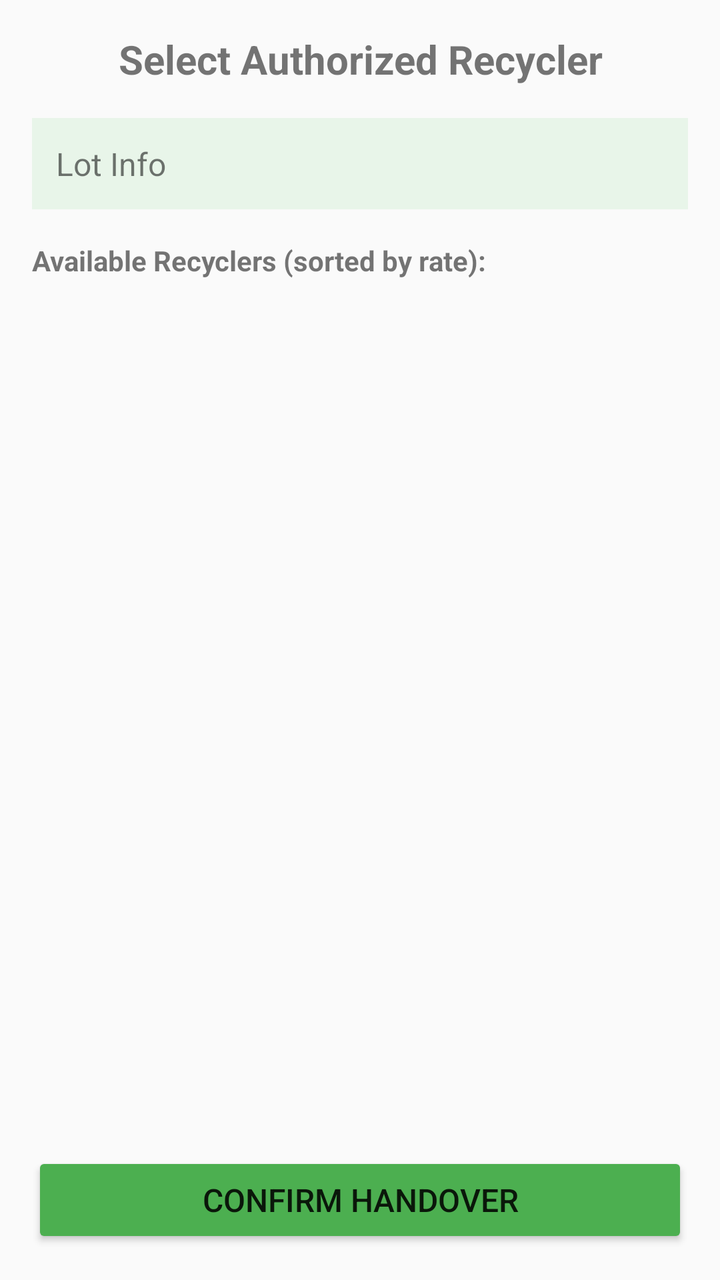
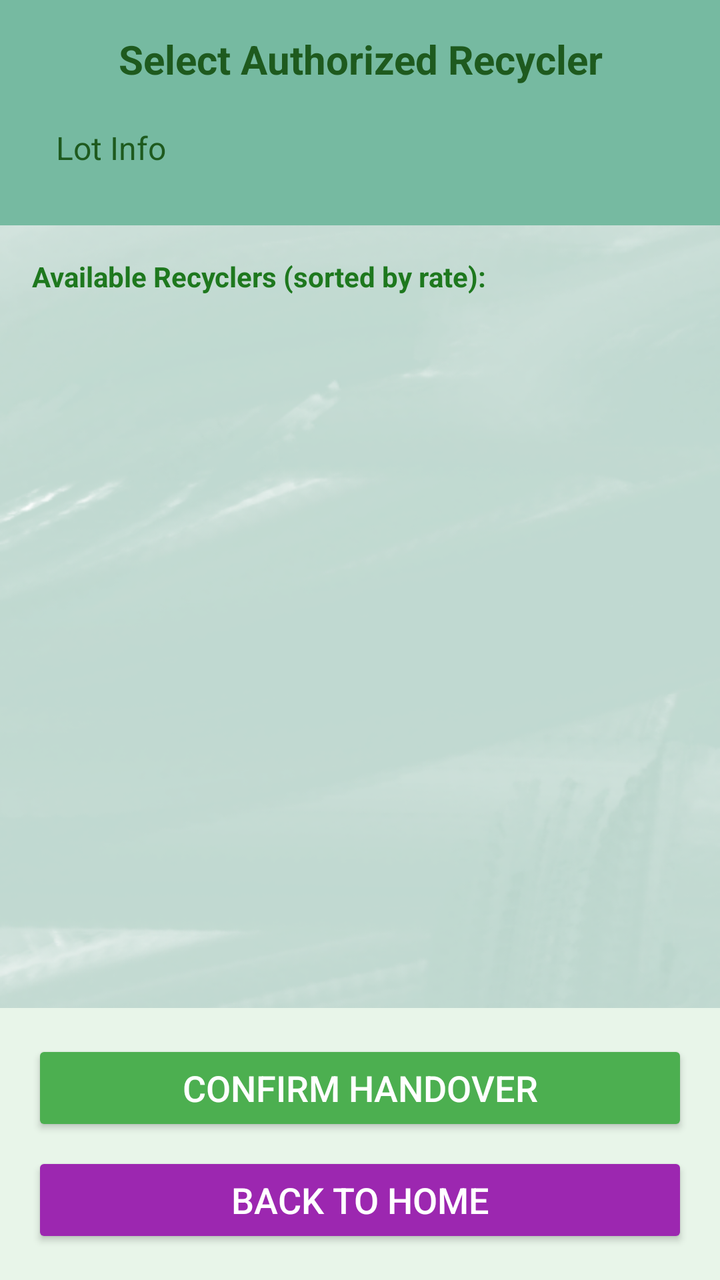

An Android layout rendered at two revisions. The XML below is the earlier revision; the diff shows what the commit changed to produce the second picture.
<!-- AndroidManifest.xml: application theme Theme.AppCompat.Light.DarkActionBar -->
<!-- res/layout/activity_recycler_selection.xml -->
<?xml version="1.0" encoding="utf-8"?>
<LinearLayout xmlns:android="http://schemas.android.com/apk/res/android"
    android:layout_width="match_parent"
    android:layout_height="match_parent"
    android:orientation="vertical"
    android:padding="16dp">

    <TextView
        android:layout_width="match_parent"
        android:layout_height="wrap_content"
        android:text="Select Authorized Recycler"
        android:textSize="20sp"
        android:textStyle="bold"
        android:gravity="center"
        android:layout_marginBottom="16dp" />

    <TextView
        android:id="@+id/lotInfoTextView"
        android:layout_width="match_parent"
        android:layout_height="wrap_content"
        android:text="Lot Info"
        android:textSize="16sp"
        android:background="#E8F5E9"
        android:padding="12dp"
        android:layout_marginBottom="16dp" />

    <TextView
        android:layout_width="match_parent"
        android:layout_height="wrap_content"
        android:text="Available Recyclers (sorted by rate):"
        android:textSize="14sp"
        android:textStyle="bold"
        android:layout_marginBottom="8dp" />

    <ListView
        android:id="@+id/recyclersListView"
        android:layout_width="match_parent"
        android:layout_height="0dp"
        android:layout_weight="1"
        android:divider="@android:color/darker_gray"
        android:dividerHeight="1dp"
        android:layout_marginBottom="16dp" />

    <Button
        android:id="@+id/confirmHandoverButton"
        android:layout_width="match_parent"
        android:layout_height="wrap_content"
        android:text="Confirm Handover"
        android:textSize="16sp"
        android:backgroundTint="#4CAF50" />

</LinearLayout>
<!-- resources referenced by this layout -->
<resources>

</resources>

<!-- the commit's change to res/layout/activity_recycler_selection.xml (unified diff, before → after) -->
@@ -3,50 +3,101 @@
     android:layout_width="match_parent"
     android:layout_height="match_parent"
     android:orientation="vertical"
-    android:padding="16dp">
+    android:background="@drawable/simple_background">
 
-    <TextView
+    
+    <LinearLayout
         android:layout_width="match_parent"
         android:layout_height="wrap_content"
-        android:text="Select Authorized Recycler"
-        android:textSize="20sp"
-        android:textStyle="bold"
-        android:gravity="center"
-        android:layout_marginBottom="16dp" />
+        android:background="#76BAA1"
+        android:orientation="vertical"
+        android:padding="16dp">
 
-    <TextView
-        android:id="@+id/lotInfoTextView"
-        android:layout_width="match_parent"
-        android:layout_height="wrap_content"
-        android:text="Lot Info"
-        android:textSize="16sp"
-        android:background="#E8F5E9"
-        android:padding="12dp"
-        android:layout_marginBottom="16dp" />
+        <TextView
+            android:layout_width="match_parent"
+            android:layout_height="wrap_content"
+            android:gravity="center"
+            android:text="Select Authorized Recycler"
+            android:textColor="#1E5A1E"
+            android:textSize="20sp"
+            android:textStyle="bold" />
 
-    <TextView
-        android:layout_width="match_parent"
-        android:layout_height="wrap_content"
-        android:text="Available Recyclers (sorted by rate):"
-        android:textSize="14sp"
-        android:textStyle="bold"
-        android:layout_marginBottom="8dp" />
+        <TextView
+            android:id="@+id/lotInfoTextView"
+            android:layout_width="match_parent"
+            android:layout_height="wrap_content"
+            android:layout_marginTop="8dp"
+            android:background="#76BAA1"
+            android:padding="12dp"
+            android:text="Lot Info"
+            android:textColor="#1E5A1E"
+            android:textSize="16sp" />
 
-    <ListView
-        android:id="@+id/recyclersListView"
+    </LinearLayout>
+
+    
+    <ScrollView
         android:layout_width="match_parent"
         android:layout_height="0dp"
         android:layout_weight="1"
-        android:divider="@android:color/darker_gray"
-        android:dividerHeight="1dp"
-        android:layout_marginBottom="16dp" />
+        android:fillViewport="true">
 
-    <Button
-        android:id="@+id/confirmHandoverButton"
+        <LinearLayout
+            android:layout_width="match_parent"
+            android:layout_height="wrap_content"
+            android:orientation="vertical"
+            android:padding="16dp">
+
+            <TextView
+                android:layout_width="match_parent"
+                android:layout_height="wrap_content"
+                android:text="Available Recyclers (sorted by rate):"
+                android:textSize="14sp"
+                android:textStyle="bold"
+                android:textColor="#1E781E"
+                android:layout_marginBottom="8dp" />
+
+            <ListView
+                android:id="@+id/recyclersListView"
+                android:layout_width="match_parent"
+                android:layout_height="wrap_content"
+                android:divider="@android:color/darker_gray"
+                android:dividerHeight="1dp"
+                android:layout_marginBottom="16dp" />
+
+        </LinearLayout>
+
+    </ScrollView>
+
+    
+    <LinearLayout
         android:layout_width="match_parent"
         android:layout_height="wrap_content"
-        android:text="Confirm Handover"
-        android:textSize="16sp"
-        android:backgroundTint="#4CAF50" />
+        android:orientation="vertical"
+        android:padding="16dp"
+        android:background="#E8F5E9">
+
+        <Button
+            android:id="@+id/confirmHandoverButton"
+            android:layout_width="match_parent"
+            android:layout_height="wrap_content"
+            android:text="Confirm Handover"
+            android:textColor="#FFFFFF"
+            android:textSize="18sp"
+            android:backgroundTint="#4CAF50"
+            android:radius="25dp"
+            android:layout_marginBottom="8dp" />
+
+        <Button
+            android:id="@+id/homeButton"
+            android:layout_width="match_parent"
+            android:layout_height="wrap_content"
+            android:text="Back to Home"
+            android:textColor="#FFFFFF"
+            android:textSize="18sp"
+            android:backgroundTint="#9C27B0"
+            android:radius="25dp" />
+
+    </LinearLayout>
 
 </LinearLayout>
<!-- resource entries referenced after the edit -->
@@ -1,5 +1,5 @@
 <!-- resources referenced by this layout -->
 <resources>
-
+  <!-- drawable simple_background: png bitmap (drawable, 146856 bytes) -->
 </resources>
 
